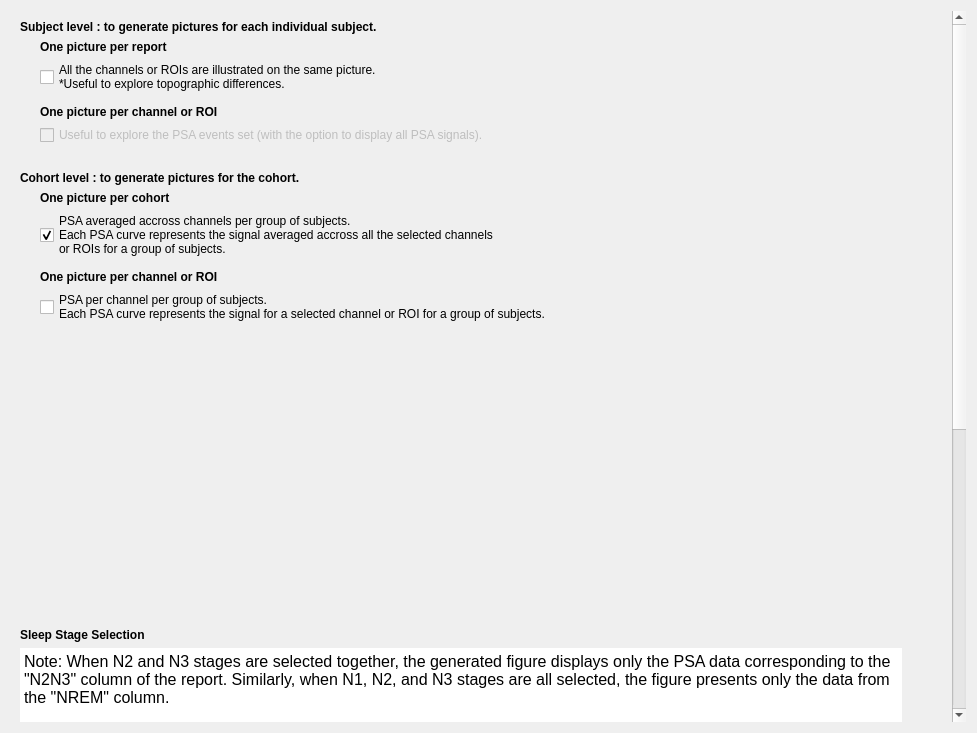
Qt form tools/CEAMSTools/PSAImages/OutputFiles/Ui_OutputFiles.ui (SnoozToolbox/snooz-package-ceams) before a commit.
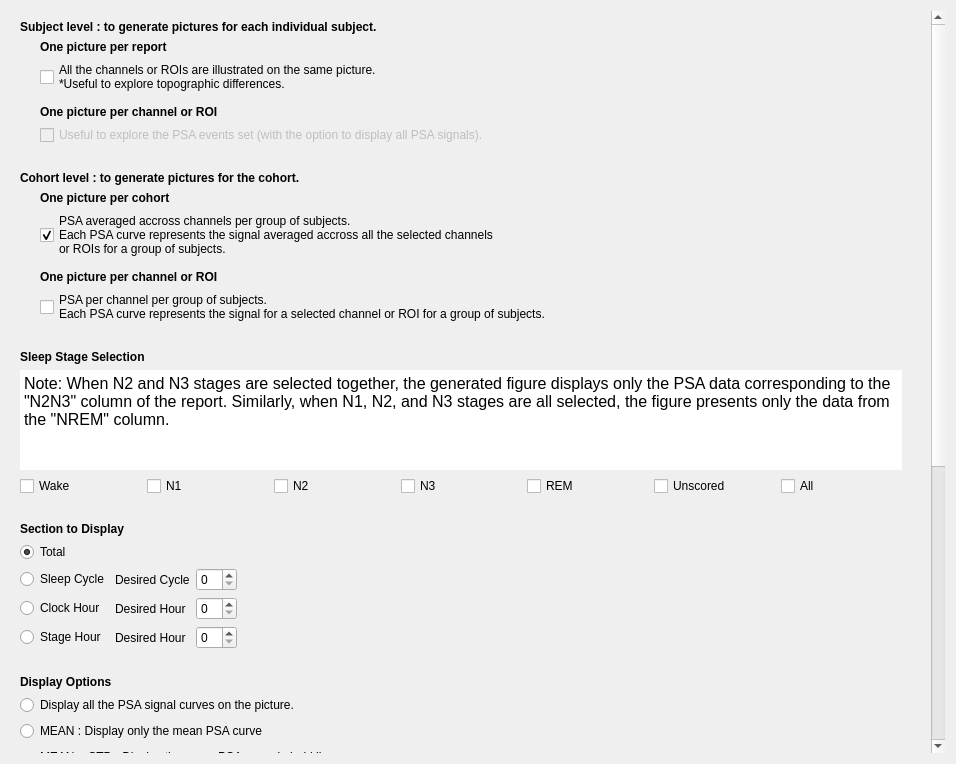
The same form after that commit.

```diff
--- a/tools/CEAMSTools/PSAImages/OutputFiles/Ui_OutputFiles.ui
+++ b/tools/CEAMSTools/PSAImages/OutputFiles/Ui_OutputFiles.ui
@@ -6,8 +6,8 @@
    <rect>
     <x>0</x>
     <y>0</y>
-    <width>977</width>
-    <height>733</height>
+    <width>956</width>
+    <height>764</height>
    </rect>
   </property>
   <property name="windowTitle">
@@ -65,7 +65,7 @@
       <property name="geometry">
        <rect>
         <x>0</x>
-        <y>-60</y>
+        <y>0</y>
         <width>900</width>
         <height>1200</height>
        </rect>
@@ -304,8 +304,19 @@
        <item>
         <layout class="QVBoxLayout" name="verticalLayout_7">
          <item>
-          <layout class="QGridLayout" name="gridLayout">
-           <item row="2" column="0">
+          <widget class="QLabel" name="label_8">
+           <property name="sizePolicy">
+            <sizepolicy hsizetype="Preferred" vsizetype="Fixed">
+             <horstretch>0</horstretch>
+             <verstretch>0</verstretch>
+            </sizepolicy>
+           </property>
+           <property name="text">
+            <string>&lt;html&gt;&lt;head/&gt;&lt;body&gt;&lt;p&gt;&lt;span style=&quot; font-weight:700;&quot;&gt;Sleep Stage Selection&lt;/span&gt;&lt;/p&gt;&lt;/body&gt;&lt;/html&gt;</string>
+           </property>
+          </widget>
+         </item>
+         <item>
             <widget class="QTextEdit" name="textEdit">
              <property name="minimumSize">
               <size>
@@ -343,28 +354,6 @@
              </property>
             </widget>
            </item>
-           <item row="1" column="0">
-            <widget class="QLabel" name="label_8">
-             <property name="text">
-              <string>&lt;html&gt;&lt;head/&gt;&lt;body&gt;&lt;p&gt;&lt;span style=&quot; font-weight:700;&quot;&gt;Sleep Stage Selection&lt;/span&gt;&lt;/p&gt;&lt;/body&gt;&lt;/html&gt;</string>
-             </property>
-            </widget>
-           </item>
-           <item row="0" column="0">
-            <spacer name="verticalSpacer">
-             <property name="orientation">
-              <enum>Qt::Orientation::Vertical</enum>
-             </property>
-             <property name="sizeHint" stdset="0">
-              <size>
-               <width>20</width>
-               <height>40</height>
-              </size>
-             </property>
-            </spacer>
-           </item>
-          </layout>
-         </item>
          <item>
           <layout class="QHBoxLayout" name="horizontalLayout_4">
            <item>
@@ -838,6 +827,19 @@
          </item>
         </layout>
        </item>
+       <item>
+        <spacer name="verticalSpacer">
+         <property name="orientation">
+          <enum>Qt::Orientation::Vertical</enum>
+         </property>
+         <property name="sizeHint" stdset="0">
+          <size>
+           <width>20</width>
+           <height>10</height>
+          </size>
+         </property>
+        </spacer>
+       </item>
       </layout>
      </widget>
     </widget>
```
Left out of the diff: 2 changed lines with no effect on the pictures. Lines whose indentation alone changed are shown as unchanged.
